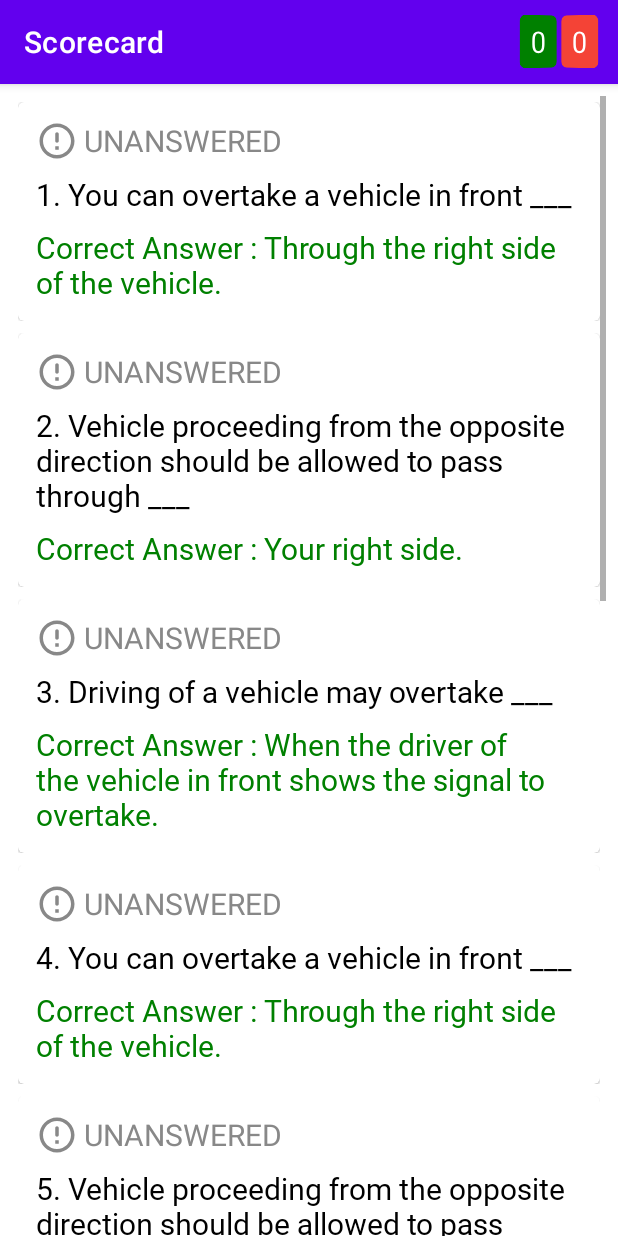
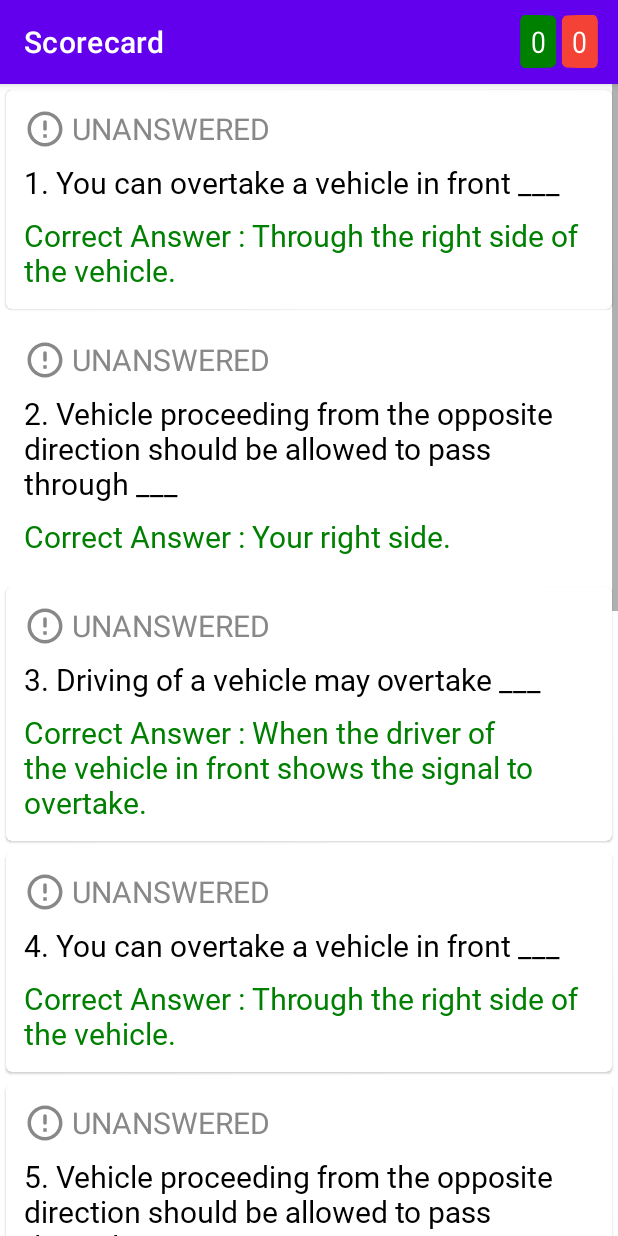
Before and after one commit to gorv02/RTOTest, an Android app: the ExamStatusFragment screen opened through its navigation route, after a tap on "SCORECARD", on a phone screen of 412 x 824 dp. Run offline under Robolectric (Android 15) with nearby library versions, the phone set to English and light mode, and no system bars; our stand-ins replace navigation-ui.

Commit message:
Some Correction To Last Commit.
- Recycler View Scrollbar position corrected.
- Card elevation corrected.

```diff
--- a/app/src/main/java/com/example/rtotest/dataGenerator/list_PracticeQueAns.kt
+++ b/app/src/main/java/com/example/rtotest/dataGenerator/list_PracticeQueAns.kt
@@ -25,7 +25,8 @@ fun listPracticeQueAns(size: Int): List<PracticeQuestion> {
             else -> listOf(
                     "while driving down hill.",
                     "If the road is sufficiently wide.",
-                    "When the driver of the vehicle in front shows the signal to overtake.")
+                    "When the driver of the vehicle in front shows the signal to overtake.",
+                    "Vehicle can't overtake.")
         }
 
         val ans = when {
--- a/app/src/main/java/com/example/rtotest/fragments/ExamScorecardFragment.kt
+++ b/app/src/main/java/com/example/rtotest/fragments/ExamScorecardFragment.kt
@@ -18,9 +18,7 @@ class ExamScorecardFragment : Fragment() {
         FragmentExamScorecardBinding.inflate(layoutInflater) }
 
     private val mExamViewModel by lazy {
-        activity?.let {
-            ViewModelProvider(it).get(ExamViewModel::class.java)
-        } ?: ViewModelProvider(this).get(ExamViewModel::class.java)
+            ViewModelProvider(requireActivity()).get(ExamViewModel::class.java)
     }
 
     override fun onCreate(savedInstanceState: Bundle?) {
--- a/app/src/main/java/com/example/rtotest/fragments/ExamStatusFragment.kt
+++ b/app/src/main/java/com/example/rtotest/fragments/ExamStatusFragment.kt
@@ -20,9 +20,7 @@ class ExamStatusFragment : Fragment() {
         FragmentExamStatusBinding.inflate(layoutInflater)
     }
     private val mExamViewModel by lazy {
-        activity?.let {
-            ViewModelProvider(it).get(ExamViewModel::class.java)
-        } ?: ViewModelProvider(this).get(ExamViewModel::class.java)
+            ViewModelProvider(requireActivity()).get(ExamViewModel::class.java)
     }
 
     override fun onCreate(savedInstanceState: Bundle?) {
--- a/app/src/main/java/com/example/rtotest/fragments/PracticeFragment.kt
+++ b/app/src/main/java/com/example/rtotest/fragments/PracticeFragment.kt
@@ -16,9 +16,7 @@ class PracticeFragment : Fragment() {
 
     private val binding by lazy { FragmentPracticeBinding.inflate(layoutInflater) }
     private val mUIViewModel by lazy {
-        activity?.let {
-            ViewModelProvider(it).get(PracticeQuestionUIViewModel::class.java)
-        } ?: ViewModelProvider(this).get(PracticeQuestionUIViewModel::class.java)
+        ViewModelProvider(requireActivity()).get(PracticeQuestionUIViewModel::class.java)
     }
 
     override fun onCreateView(
--- a/app/src/main/java/com/example/rtotest/fragments/PracticeQuestionFragment.kt
+++ b/app/src/main/java/com/example/rtotest/fragments/PracticeQuestionFragment.kt
@@ -16,9 +16,7 @@ class PracticeQuestionFragment : Fragment()
     , PracticeOptionsAdapter.ClickListener{
 
     private val mUIViewModel by lazy {
-        activity?.let{
-            ViewModelProvider(it).get(PracticeQuestionUIViewModel::class.java)
-        } ?:  ViewModelProvider(this).get(PracticeQuestionUIViewModel::class.java)
+        ViewModelProvider(requireActivity()).get(PracticeQuestionUIViewModel::class.java)
     }
     private val binding by lazy { FragmentPracticeQuestionBinding.inflate(layoutInflater) }
 
--- a/app/src/main/res/layout/fragment_exam_scorecard.xml
+++ b/app/src/main/res/layout/fragment_exam_scorecard.xml
@@ -12,7 +12,6 @@
         android:layout_width="match_parent"
         android:layout_height="wrap_content"
         android:clipToPadding="false"
-        android:padding="8dp"
         android:scrollbars="vertical"
         app:layoutManager="androidx.recyclerview.widget.LinearLayoutManager"
         tools:itemCount="10"
--- a/app/src/main/res/layout/fragment_home.xml
+++ b/app/src/main/res/layout/fragment_home.xml
@@ -13,7 +13,6 @@
         android:layout_height="match_parent"
         android:clipToPadding="false"
         android:orientation="vertical"
-        android:padding="8dp"
         android:scrollbars="vertical"
         app:layoutManager="androidx.recyclerview.widget.LinearLayoutManager"
         tools:itemCount="10"
--- a/app/src/main/res/layout/fragment_traffic_signs.xml
+++ b/app/src/main/res/layout/fragment_traffic_signs.xml
@@ -13,8 +13,6 @@
         android:layout_height="match_parent"
         android:clipToPadding="false"
         android:orientation="vertical"
-        android:padding="8dp"
-        android:scrollbarStyle="outsideInset"
         android:scrollbars="vertical"
         app:layoutManager="androidx.recyclerview.widget.LinearLayoutManager"
         tools:itemCount="30"
--- a/app/src/main/res/layout/list_item_scorecard.xml
+++ b/app/src/main/res/layout/list_item_scorecard.xml
@@ -3,12 +3,12 @@
     xmlns:tools="http://schemas.android.com/tools"
     android:layout_width="match_parent"
     android:layout_height="wrap_content"
-    android:orientation="vertical"
-    android:padding="4dp">
+    android:orientation="vertical">
 
     <com.google.android.material.card.MaterialCardView
         android:layout_width="match_parent"
-        android:layout_height="wrap_content">
+        android:layout_height="wrap_content"
+        android:layout_margin="4dp">
 
         <LinearLayout
             android:layout_width="match_parent"
--- a/app/src/main/res/layout/list_item_traffic_signs.xml
+++ b/app/src/main/res/layout/list_item_traffic_signs.xml
@@ -4,12 +4,12 @@
     xmlns:app="http://schemas.android.com/apk/res-auto"
     xmlns:tools="http://schemas.android.com/tools"
     android:layout_width="match_parent"
-    android:layout_height="wrap_content"
-    android:padding="4dp">
+    android:layout_height="wrap_content">
 
     <com.google.android.material.card.MaterialCardView
         android:layout_width="match_parent"
-        android:layout_height="wrap_content">
+        android:layout_height="wrap_content"
+        android:layout_margin="4dp">
 
         <LinearLayout
             android:layout_width="match_parent"
--- a/app/src/main/res/layout/menu_item_score_layout.xml
+++ b/app/src/main/res/layout/menu_item_score_layout.xml
@@ -17,7 +17,7 @@
             android:layout_width="wrap_content"
             android:layout_height="wrap_content"
             android:layout_gravity="center"
-            android:rotationY="25"
+            android:rotationY="28"
             app:cardBackgroundColor="@color/dark_green"
             app:cardElevation="0dp">
 
@@ -37,7 +37,7 @@
             android:layout_width="wrap_content"
             android:layout_height="wrap_content"
             android:layout_gravity="center"
-            android:rotationY="-25"
+            android:rotationY="-28"
             app:cardBackgroundColor="@color/red_500"
             app:cardElevation="0dp">
 
```
Also changed, not shown: app/src/main/res/layout/list_item_home_questions.xml (+4 -3 lines).
